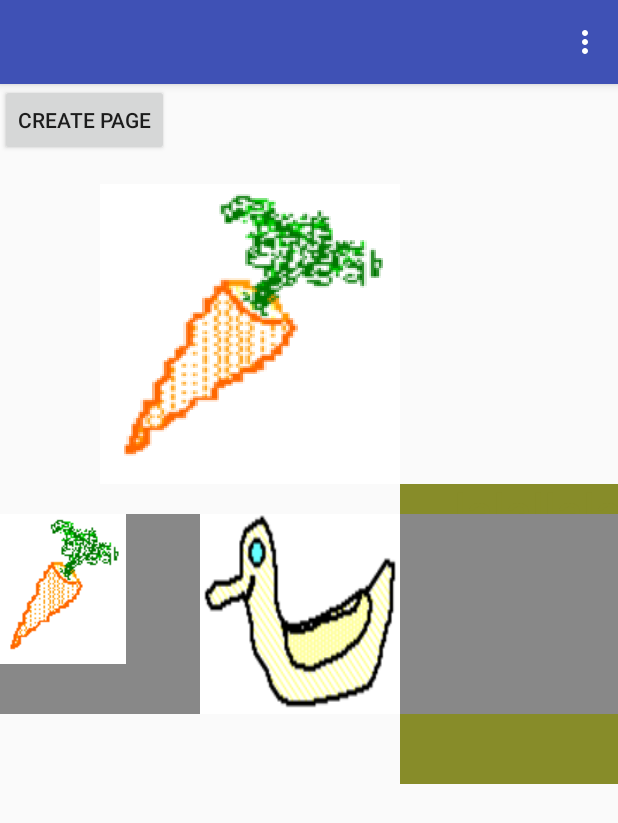
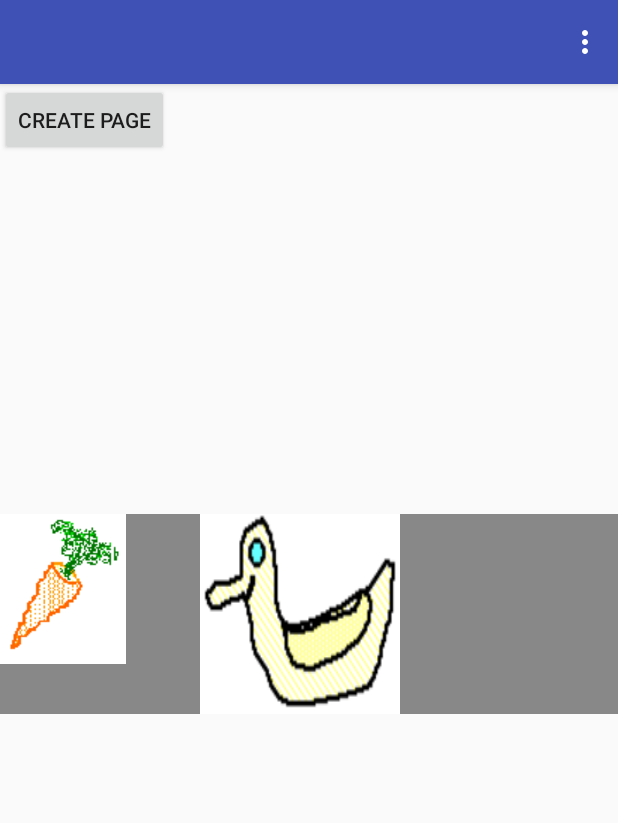
Before and after one commit to yzhang314/CS108_Android_Game_Bunny_World, an Android app: the screen it shows after launch (EditorActivity), after a tap on "EDITOR", on a phone screen of 412 x 824 dp. Shown: the top 823 px of the screen. Run offline under Robolectric (Android 15) with nearby library versions, the light colour scheme and no system bars.

Commit message:
Solved several bugs and make the picture added draggable

```diff
--- a/app/src/main/java/edu/stanford/cs108/bunnyworld/EditorView.java
+++ b/app/src/main/java/edu/stanford/cs108/bunnyworld/EditorView.java
@@ -105,10 +105,10 @@ public class EditorView extends View {
 
     //to test some shapes lalaa
     public void init() {
-        page1.addShape(new BunnyShape("prototypeCarrot", 1, 100, 400, 100, 400, "aaa", false));
-        BunnyShape testText = new BunnyShape("test1", 2, 400, 700, 400, 700, "bbb", false);
-        testText.setTextString("lalallalall");
-        page1.addShape(testText);
+//        page1.addShape(new BunnyShape("prototypeCarrot", 1, 100, 400, 100, 400, "aaa", false));
+//        BunnyShape testText = new BunnyShape("test1", 2, 400, 700, 400, 700, "bbb", false);
+//        testText.setTextString("lalallalall");
+//        page1.addShape(testText);
         pageMap.put("page1", page1);
         this.shapeList = page1.getShapes();
     }
@@ -159,6 +159,7 @@ public class EditorView extends View {
     private static final int inventoryTop = 430;
     private BitmapDrawable carrotDrawable, duckDrawable;
     private Bitmap carrotBitMap, resizedDuck;
+    protected Paint myPaint;
 
     public void loadTheDrawables() {
 
@@ -169,6 +170,10 @@ public class EditorView extends View {
         this.resizedDuck = Bitmap.createScaledBitmap(duckMap, 200, 200, true);
         resourceMap.put("prototypeCarrot", R.drawable.carrot);
         resourceMap.put("prototypeDuck", R.drawable.duck);
+        myPaint = new Paint();
+        myPaint.setColor(Color.rgb(140,21,21));
+        myPaint.setStyle(Paint.Style.STROKE);
+        myPaint.setStrokeWidth(5.0f);
     }
 
     public void initInventory() {
@@ -213,6 +218,15 @@ public class EditorView extends View {
                 BunnyShape prototypeDuck = new BunnyShape("prototypeDuck", 1, 0, 200, inventoryTop, inventoryTop + 200, "", true);
                 selectedShape = prototypeDuck;
             }
+        } else {
+            selectedShape = currentPage.selectShape(downX, downY);
+            if (selectedShape == null) return;
+            RectF select = new RectF(selectedShape.getLeft(), selectedShape.getTop(), selectedShape.getRight(),selectedShape.getBottom());
+            invalidate();
+            canvas.drawRect(0.0f, 100.0f, 100.0f, 100.0f, myPaint);
+
+
+
         }
 
     }
```
